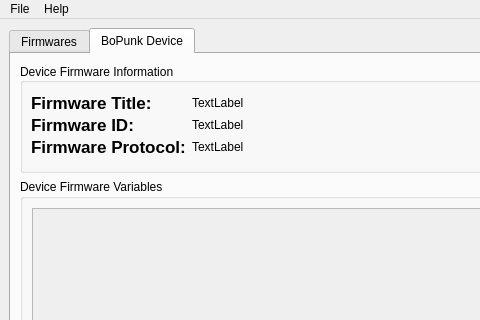
Before: the Qt Designer form interface/BoPunkMainWindow.ui in elcritch/bopunk, drawn with Qt 5; both pictures show x 0 to 480 and y 0 to 320 of the 864 by 755 pixel window.
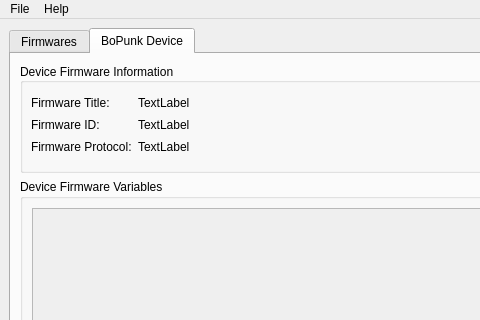
After: the same form once the commit is applied. The open tabs and pages were chosen to show the change. Custom widgets are drawn as their Qt base class.

```diff
--- a/interface/BoPunkMainWindow.ui
+++ b/interface/BoPunkMainWindow.ui
@@ -348,11 +348,7 @@
            <item row="0" column="0" >
             <widget class="QLabel" name="label_3" >
              <property name="text" >
-              <string>&lt;!DOCTYPE HTML PUBLIC "-//W3C//DTD HTML 4.0//EN" "http://www.w3.org/TR/REC-html40/strict.dtd">
-&lt;html>&lt;head>&lt;meta name="qrichtext" content="1" />&lt;style type="text/css">
-p, li { white-space: pre-wrap; }
-&lt;/style>&lt;/head>&lt;body style=" font-family:'Lucida Grande'; font-size:13pt; font-weight:400; font-style:normal;">
-&lt;p style=" margin-top:0px; margin-bottom:0px; margin-left:0px; margin-right:0px; -qt-block-indent:0; text-indent:0px;">&lt;span style=" font-weight:600;">Firmware Title:&lt;/span>&lt;/p>&lt;/body>&lt;/html></string>
+              <string>Firmware Title:</string>
              </property>
             </widget>
            </item>
@@ -366,11 +362,7 @@
            <item row="1" column="0" >
             <widget class="QLabel" name="label_4" >
              <property name="text" >
-              <string>&lt;!DOCTYPE HTML PUBLIC "-//W3C//DTD HTML 4.0//EN" "http://www.w3.org/TR/REC-html40/strict.dtd">
-&lt;html>&lt;head>&lt;meta name="qrichtext" content="1" />&lt;style type="text/css">
-p, li { white-space: pre-wrap; }
-&lt;/style>&lt;/head>&lt;body style=" font-family:'Lucida Grande'; font-size:13pt; font-weight:400; font-style:normal;">
-&lt;p style=" margin-top:0px; margin-bottom:0px; margin-left:0px; margin-right:0px; -qt-block-indent:0; text-indent:0px;">&lt;span style=" font-weight:600;">Firmware ID:&lt;/span>&lt;/p>&lt;/body>&lt;/html></string>
+              <string>Firmware ID:</string>
              </property>
             </widget>
            </item>
@@ -397,11 +389,7 @@
            <item row="2" column="0" >
             <widget class="QLabel" name="label" >
              <property name="text" >
-              <string>&lt;!DOCTYPE HTML PUBLIC "-//W3C//DTD HTML 4.0//EN" "http://www.w3.org/TR/REC-html40/strict.dtd">
-&lt;html>&lt;head>&lt;meta name="qrichtext" content="1" />&lt;style type="text/css">
-p, li { white-space: pre-wrap; }
-&lt;/style>&lt;/head>&lt;body style=" font-family:'Lucida Grande'; font-size:13pt; font-weight:400; font-style:normal;">
-&lt;p style=" margin-top:0px; margin-bottom:0px; margin-left:0px; margin-right:0px; -qt-block-indent:0; text-indent:0px;">&lt;span style=" font-weight:600;">Firmware Protocol:&lt;/span>&lt;/p>&lt;/body>&lt;/html></string>
+              <string>Firmware Protocol:</string>
              </property>
             </widget>
            </item>
```
Left out of the diff: 2 changed lines with no effect on the pictures.
